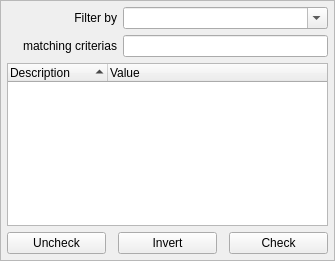
First picture: the form in core/sorting.ui, repository Rekall/Rekall, before the edit.
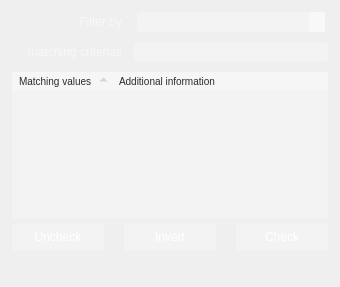
Second picture: the form after the edit. Icons and pictures are not drawn.

Commit message: Sorting and filtering totaly functional

What changed in the file:
```diff
--- a/core/sorting.ui
+++ b/core/sorting.ui
@@ -6,15 +6,352 @@
    <rect>
     <x>0</x>
     <y>0</y>
-    <width>335</width>
-    <height>261</height>
+    <width>340</width>
+    <height>287</height>
    </rect>
   </property>
   <property name="windowTitle">
    <string>Form</string>
   </property>
   <property name="styleSheet">
-   <string notr="true">s</string>
+   <string notr="true">QTabWidget, QLabel, QCheckBox, QLineEdit, QPlainTextEdit, QPushButton, QSpinBox, QDoubleSpinBox, QTreeView, QHeaderView, QTabBar, QComboBox, QFrame#globalFrame, QTabBar::tab, QTreeView, QHeaderView, QDockWidget, QStatusBar, QRadioButton, QToolBox, QToolBox::tab {
+	font: 						12px &quot;Calibri&quot;, &quot;Arial&quot;;
+	padding:					0px;
+	margin:					0px;
+	min-height: 				20px;
+	color: 						rgb(245, 248, 250);
+	border: 					0px solid black;
+}
+QPushButton, QSpinBox, QDoubleSpinBox, QLineEdit, QPlainTextEdit, QCheckBox::indicator, QRadioButton::indicator, QTreeView::indicator, QComboBox, QTreeView, QHeaderView {
+	border: 					1px solid rgb(55, 55, 55);
+	border-radius: 		2px;
+	background-color: 	rgb(71, 77, 79);
+}
+QSpinBox, QDoubleSpinBox, QLineEdit, QPlainTextEdit, QCheckBox {
+	margin-top: 			4px;
+	margin-bottom: 		4px;
+}
+QPushButton {
+	padding: 3px;
+}
+
+QFrame#globalFrame, QDialog, QWidget#chutier, QWidget#centralwidget {
+	background-color: 	rgb(56, 61, 63);
+	border: 					0px solid black;
+}
+
+
+
+QLabel, QCheckBox, QRadioButton {
+	color: 						rgb(245, 248, 250);
+}
+QLabel#peopleLabel, QLabel#chutierLabel, QLabel#chutierLabel2, QLabel#feedsLabel, QLabel#tasksLabel, QLabel#conduiteLabel, QLabel#previewLabel, QLabel#feelingLabel {
+	font: 		11px;
+	padding: 	5px;
+	color: 		rgb(131, 135, 137);
+}
+QLabel#visibilityLabel, QLabel#filtersLabel, QLabel#label {
+	margin-top:	10px;
+	font: 			bold;
+	border: 		0px solid black;
+	border-top: 	1px solid white;
+} 
+
+
+QTabWidget::pane {
+	border: 					1px solid rgb(50, 50, 50);
+}
+QTabWidget::tab-bar {
+	left: 							0px;
+}
+QTabWidget#tab {
+	color: red;
+}
+QTabBar::tab {
+	min-height: 							25px; /* FIX IN SS-TAB */
+	background-color: 				rgb(110, 110, 110);
+	color: 									rgb(220, 220, 220);
+    border-top-left-radius: 		4px;
+    border-top-right-radius: 	4px;
+	margin-right:						2px;
+	padding-left: 						5px;
+	padding-right:						5px;
+}
+QTabBar::tab:selected {
+	background-color: 				rgb(242, 241, 237);
+	color: 									black;
+}
+QTabBar::tab:hover {
+	color: 									black;
+}
+QTabBar::tab:!selected {
+    margin-top: 						2px;
+}
+QTabBar::tab:disabled {
+	color: 									gray;
+}
+
+
+QToolBox {
+	border:									0px solid black;
+}
+QToolBox::tab {
+	background-color: 				rgb(41, 44, 45);
+	color: 									rgb(194, 198, 198);
+	border:									0px solid black;
+	border-left:							5px solid rgb(114, 118, 118);
+}
+QToolBox#toolBoxLeft::tab {
+	color: 									rgb(255,147,102);
+	border-left:							5px solid rgb(255,147,102);
+}
+QToolBox#toolBoxLeft::tab:selected {
+	color:									white;
+	background-color: 				rgb(255,147,102);
+	border-left:							5px solid rgb(255,147,102);
+}
+QToolBox#toolBoxRight::tab {
+	color:									rgb(166,204,91);
+	border-left:							5px solid rgb(166,204,91);
+}
+QToolBox#toolBoxRight::tab:selected {
+	color:									white;
+	background-color: 				rgb(166,204,91);
+	border-left:							5px solid rgb(166,204,91);
+}
+QToolBox#toolBoxLeft::tab:disabled, QToolBox#toolBoxRight::tab:disabled {
+	color:									rgb(56, 61, 63);
+	border-left:							5px solid rgb(56, 61, 63);
+}
+QToolBox QWidget#chutierPage, QToolBox QWidget#feedPage, QToolBox QWidget#infosPage, QToolBox QWidget#conduitePage, QToolBox QWidget#tasksPage, QToolBox QWidget#peoplePage, QToolBox QWidget#previewPage, QToolBox QWidget#filtersPage {
+	border:									0px solid black;
+	background-color: 				rgb(56, 61, 63);
+}
+QFrame#frameGlobalTimeline, QWidget#timeline {
+	border:									0px solid black;
+	background-color: 				rgb(101, 105, 107);
+}
+QFrame#frameGlobalViewer, QWidget#viewer, QFrame#globalFramePlayer, QWidget#player {
+	border:									0px solid black;
+	background-color: 				rgb(0, 0, 0);
+}
+
+
+
+QTreeView {
+	background:								rgb(56, 61, 63);
+	alternate-background-color: 	rgb(56, 61, 63);
+	selection-background-color: 	rgb(41, 44, 45);
+	gridline-color: 							rgb(56, 61, 63);
+	border:										0px solid black;
+}
+QHeaderView {
+	background: 							transparent;
+	border: 									0px solid black;
+	color: 										rgb(200, 200, 200);
+	min-height: 								14px;
+}
+QHeaderView::section {
+	background: 							rgb(56, 61, 63);
+	border: 									0px solid transparent;
+	border-bottom: 						1px solid rgb(41, 44, 45);
+	font: 										10px;
+}
+QTreeView::item {
+	min-height: 		20px;
+}
+QTreeView::branch:has-children:!has-siblings:closed, QTreeView::branch:closed:has-children:has-siblings {
+	border-image: 	none;
+	image: 					url(:/items/res_tree_close.png);
+}
+QTreeView::branch:open:has-children:!has-siblings, QTreeView::branch:open:has-children:has-siblings  {
+	border-image: 	none;
+	image: 					url(:/items/res_tree_open.png);
+}
+
+
+
+
+QPushButton {
+	margin-left: 			6px;
+}
+QPushButton:hover {
+	border: 					1px solid rgb(28, 124, 195);
+	background-color: 	rgb(21, 91, 143);
+}
+QPushButton::checked, QPushButton:pressed, QCheckBox::indicator:checked, QTreeView::indicator:checked, QRadioButton::indicator:checked {
+	background-color: 	rgb(45, 202, 225);
+}
+
+
+QCheckBox, QRadioButton {
+	spacing: 					5px;
+}
+QCheckBox::indicator, QTreeView::indicator, QRadioButton::indicator  {
+	width: 						10px;
+	height: 					10px;
+}
+
+
+QSpinBox, QDoubleSpinBox, QLineEdit {
+	padding-left	:			5px;
+}
+QSpinBox::up-button, QDoubleSpinBox::up-button, QSpinBox::down-button, QDoubleSpinBox::down-button {
+	width: 						5px;
+	padding: 					2px;
+	padding-left:			3px;
+	background-color: 	rgb(60, 60, 60);
+	border: 					0px solid black;
+	border-left:				1px solid rgb(70, 70, 70);
+}
+QSpinBox::up-button, QDoubleSpinBox::up-button {
+    image: 						url(:/icons/res_icon_plus.png);
+	border-bottom:		1px solid rgb(70, 70, 70);
+}
+QSpinBox::down-button, QDoubleSpinBox::down-button {
+    image: 						url(:/icons/res_icon_minus.png);
+}
+
+
+QComboBox {
+	background:			rgb(242, 241, 237);
+	color: 					black;
+	margin-left: 		3px;
+	margin-right: 		3px;
+	border-radius: 	3px;
+	selection-color: 	black;
+	padding-left: 		5px;
+}
+QComboBox::drop-down {
+	width: 						10px;
+	padding: 					2px;
+	border: 					0px solid black;
+	background-color: 	rgb(70, 70, 70);
+    image: 						url(:/icons/res_icon_down.png);
+}
+
+
+
+QScrollBar:vertical, QScrollBar:horizontal {
+	border: 				0px solid black;
+	background: 		rgba(255, 255, 255, 32);
+}
+QScrollBar::handle:vertical, QScrollBar::handle:horizontal {
+	border: 				0px solid black;
+	background: 		rgb(161, 161, 161);
+	border-radius: 	3px;
+}
+QScrollBar:vertical {						width: 			8px;					}
+QScrollBar:horizontal {					height: 		8px;				}
+QScrollBar::handle:vertical {			min-height: 8px;		}
+QScrollBar::handle:horizontal {	min-width: 	8px;			}
+QScrollBar::add-line:vertical, QScrollBar::add-line:hozirontal, QScrollBar::sub-line:vertical, QScrollBar::sub-line:horizontal, QScrollBar::up-arrow:vertical, QScrollBar::up-arrow:horizontal, QScrollBar::down-arrow:vertical, QScrollBar::down-arrow:horizontal {
+	border: 			0px solid black;
+	background: 	transparent;
+	width: 				1px;
+	height: 			1px;
+}
+QScrollBar::add-page:vertical, QScrollBar::sub-page:vertical, QScrollBar::add-page:horizontal, QScrollBar::sub-page:horizontal {
+	background: 	none;
+}
+
+
+QSlider:horizontal {
+	min-width: 				100px;
+}
+QSlider::groove:horizontal {
+	border: 					0px solid transparent;
+	background-color: 	rgb(70, 70, 70);
+	height: 					3px;
+}
+QSlider::handle:horizontal {
+	width: 						11px;
+	height: 					10px;
+	border-radius: 		5px;
+	margin-top: 			-4px;
+	margin-bottom: 		-4px;
+	border: 					0px solid black;
+	background-color: 	rgb(45, 202, 225);
+}
+
+
+QSplitter#conduiteSplitter::handle 				{		background: 	rgba(166,204,91,   30);	}
+QSplitter#conduiteSplitter::handle:pressed 	{		background: 	rgb(166,204,91);				}
+QSplitter#fileSplitter::handle 						{		background: 	rgba(255,147,102, 30);	}
+QSplitter#fileSplitter::handle:pressed 			{		background: 	rgb(255,147,102);			}
+QSplitter#timelineSplitter::handle 				{		background: 	rgb(71, 77, 79);				}
+QSplitter#timelineSplitter::handle:pressed 	{		background: 	rgb(226,226,226);			}
+QSplitter::handle:horizontal	 						{		width: 	4px; 											}
+QSplitter::handle:vertical     							{		height:	4px; 											}
+
+QDockWidget {
+}
+QDockWidget::title {
+    text-align:				center;
+	background-color: 	rgb(70, 70, 70);
+}
+
+
+QToolButton {
+	border: 					0px solid black;
+	border-radius: 		3px;
+	margin: 					2px;
+}
+QToolButton:pressed, QToolButton:checked {
+	border: 					0px solid black;
+    background-color: 	rgba(0, 0, 0, 20);
+}
+
+
+QStatusBar {
+	color: 						rgb(210, 210, 210);
+	border-top: 				1px solid rgb(50, 50, 50);
+	background-color: 	rgb(30, 30, 30);
+}
+
+
+
+QFrame#frameGlobalTimeline QPushButton {
+	border:						2px solid black;
+	border-color:			rgb(74,201,159);
+	background-color:	rgb(74,201,159);
+	padding:					0px;
+	padding-left: 			4px;
+	padding-right: 		4px;
+	margin:					0px;
+	height:						20px;
+	min-height:				20px;
+	max-height:				20px;
+}
+QFrame#frameGlobalTimeline QPushButton:checked, QFrame#frameGlobalTimeline QPushButton:pressed {
+	border-color:			rgb(255,84,79);
+	background-color:	rgb(255,84,79);
+}
+QFrame#frameGlobalTimeline QPushButton:hover {
+	border-color:			rgb(226,226,226);
+}
+QFrame#frameGlobalTimeline QPushButton#ffButton, QFrame#frameGlobalTimeline QPushButton#playButton {
+	padding: 					0px;
+	margin:					0px;
+	width:						30px;
+	height:						30px;
+	min-width:				30px;
+	min-height:				30px;
+	max-width:				30px;
+	max-height:				30px;
+	border-radius:			17px;
+}
+QFrame#frameGlobalTimeline QFrame#frameGlobalTimelineFilters, QFrame#frameGlobalTimeline QFrame#frameGlobalTimelineTransport, QFrame#frameGlobalTimeline QFrame#frameGlobalTimelineZoom, QFrame#frameGlobalTimeline QFrame#frameGlobalTimelineMisc {
+	background: 			transparent;
+	border:						0px solid black;
+}
+QFrame#frameGlobalTimeline QFrame#frameGlobalTimelineTransport, QFrame#frameGlobalTimeline QFrame#frameGlobalTimelineZoom, QFrame#frameGlobalTimeline QFrame#frameGlobalTimelineMisc {
+	border-left:				5px solid rgb(45, 50, 53);
+}
+QFrame#frameGlobalTimeline QFrame#frameGlobalTimelineTransport {
+	background:				rgb(45, 50, 53);
+}
+</string>
   </property>
   <layout class="QVBoxLayout" name="verticalLayout">
    <property name="spacing">
@@ -33,7 +370,40 @@
     <number>0</number>
    </property>
    <item>
-    <widget class="QFrame" name="globalFrameSorting">
+    <widget class="QFrame" name="globalFrameRed">
+     <property name="styleSheet">
+      <string notr="true">QFrame#globalFrameRed {
+	border:				0px solid black;
+	background-color: 	transparent;
+	background-image: url(:/textures/res_bulle.png);
+}
+QLineEdit, QComboBox, QTreeWidget, QHeaderView::section, QCheckBox::indicator, QTreeView::indicator, QSpinBox, QDoubleSpinBox, QPushButton {
+	color:				white;
+	border: 			0px solid black;
+	background: 	rgba(255, 255, 255, 70);
+}
+QPushButton {
+	margin: 			0px;
+}
+QHeaderView::section {
+	padding-left: 	7px;
+	color:			 	rgb(41, 44, 45);
+	font: 				10px;
+}
+QComboBox::drop-down, QComboBox::drop-down, QSpinBox::up-button, QDoubleSpinBox::up-button, QSpinBox::down-button, QDoubleSpinBox::down-button, QSlider::groove:horizontal {
+	background: 	rgba(255, 255, 255, 100);
+	border: 			0px solid black;
+}
+QCheckBox::indicator:checked, QTreeView::indicator:checked, QPushButton:pressed, QPushButton:checked, QSlider::handle:horizontal, QScrollBar::handle {
+	color:				rgb(41, 44, 45);
+	background: 	rgba(255, 255, 255);
+}
+QPushButton:hover {
+	background: 	rgba(255, 255, 255, 100);
+	color:				rgb(41, 44, 45);
+}
+</string>
+     </property>
      <property name="frameShape">
       <enum>QFrame::StyledPanel</enum>
      </property>
@@ -42,64 +412,28 @@
      </property>
      <layout class="QGridLayout" name="gridLayout">
       <property name="leftMargin">
-       <number>6</number>
+       <number>12</number>
       </property>
       <property name="topMargin">
-       <number>6</number>
+       <number>12</number>
       </property>
       <property name="rightMargin">
-       <number>6</number>
+       <number>12</number>
       </property>
       <property name="bottomMargin">
-       <number>6</number>
+       <number>12</number>
       </property>
-      <property name="spacing">
+      <property name="horizontalSpacing">
+       <number>12</number>
+      </property>
+      <property name="verticalSpacing">
        <number>6</number>
       </property>
-      <item row="0" column="0">
-       <widget class="QLabel" name="title">
-        <property name="minimumSize">
-         <size>
-          <width>110</width>
-          <height>20</height>
-         </size>
-        </property>
-        <property name="text">
-         <string>Filter by</string>
-        </property>
-        <property name="alignment">
-         <set>Qt::AlignRight|Qt::AlignTrailing|Qt::AlignVCenter</set>
-        </property>
-       </widget>
-      </item>
-      <item row="0" column="1">
-       <widget class="QComboBox" name="filter">
-        <property name="editable">
-         <bool>true</bool>
-        </property>
-       </widget>
-      </item>
-      <item row="1" column="0">
-       <widget class="QLabel" name="matchesLabel">
-        <property name="minimumSize">
-         <size>
-          <width>110</width>
-          <height>20</height>
-         </size>
-        </property>
-        <property name="text">
-         <string>matching criterias</string>
-        </property>
-        <property name="alignment">
-         <set>Qt::AlignRight|Qt::AlignTrailing|Qt::AlignVCenter</set>
-        </property>
-       </widget>
-      </item>
-      <item row="1" column="1">
-       <widget class="QLineEdit" name="matches"/>
-      </item>
       <item row="2" column="0" colspan="2">
        <widget class="QTreeWidget" name="checks">
+        <property name="focusPolicy">
+         <enum>Qt::StrongFocus</enum>
+        </property>
         <property name="showDropIndicator" stdset="0">
          <bool>false</bool>
         </property>
@@ -120,20 +454,23 @@
         </attribute>
         <column>
          <property name="text">
-          <string notr="true">Description</string>
+          <string notr="true">Matching values</string>
          </property>
         </column>
         <column>
          <property name="text">
-          <string>Value</string>
+          <string>Additional information</string>
          </property>
         </column>
        </widget>
       </item>
+      <item row="1" column="1">
+       <widget class="QLineEdit" name="matches"/>
+      </item>
       <item row="3" column="0" colspan="2">
        <layout class="QHBoxLayout" name="horizontalLayout">
         <property name="spacing">
-         <number>12</number>
+         <number>20</number>
         </property>
         <item>
          <widget class="QPushButton" name="uncheckAll">
@@ -158,6 +495,74 @@
         </item>
        </layout>
       </item>
+      <item row="4" column="0">
+       <spacer name="verticalSpacer">
+        <property name="orientation">
+         <enum>Qt::Vertical</enum>
+        </property>
+        <property name="sizeHint" stdset="0">
+         <size>
+          <width>20</width>
+          <height>40</height>
+         </size>
+        </property>
+       </spacer>
+      </item>
+      <item row="1" column="0">
+       <widget class="QLabel" name="matchesLabel">
+        <property name="minimumSize">
+         <size>
+          <width>110</width>
+          <height>20</height>
+         </size>
+        </property>
+        <property name="text">
+         <string>matching criterias</string>
+        </property>
+        <property name="alignment">
+         <set>Qt::AlignRight|Qt::AlignTrailing|Qt::AlignVCenter</set>
+        </property>
+       </widget>
+      </item>
+      <item row="0" column="0">
+       <widget class="QLabel" name="title">
+        <property name="minimumSize">
+         <size>
+          <width>110</width>
+          <height>20</height>
+         </size>
+        </property>
+        <property name="text">
+         <string>Filter by</string>
+        </property>
+        <property name="alignment">
+         <set>Qt::AlignRight|Qt::AlignTrailing|Qt::AlignVCenter</set>
+        </property>
+       </widget>
+      </item>
+      <item row="0" column="1">
+       <widget class="QComboBox" name="filter">
+        <property name="editable">
+         <bool>true</bool>
+        </property>
+       </widget>
+      </item>
+      <item row="5" column="0">
+       <spacer name="verticalSpacer_2">
+        <property name="orientation">
+         <enum>Qt::Vertical</enum>
+        </property>
+        <property name="sizeType">
+         <enum>QSizePolicy::Fixed</enum>
+        </property>
+        <property name="sizeHint" stdset="0">
+         <size>
+          <width>20</width>
+          <height>25</height>
+         </size>
+        </property>
+       </spacer>
+      </item>
      </layout>
     </widget>
    </item>
```
Left out of the diff: 4 changed lines with no effect on the pictures. The commit also changes 23 other files.
